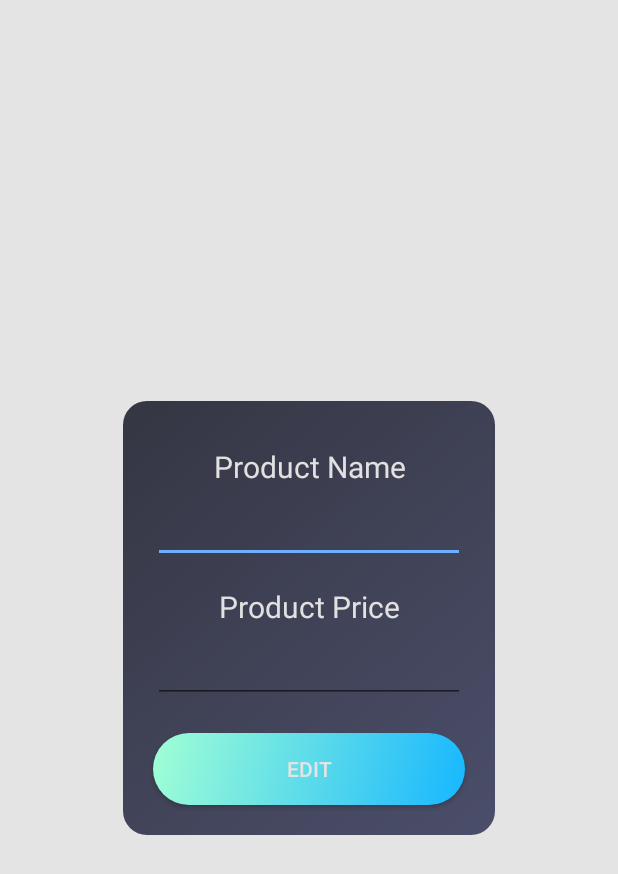
After one commit to druit/Wallet-Analyzer, an Android app: the layout edit_receipt_popup.xml on its own in the app's theme, with its tools: preview values and no code run, on a phone screen of 412 x 824 dp. The commit adds this screen. Shown: the top 874 px of the screen. Run offline under Robolectric (Android 15) with nearby library versions, the phone set to English and light mode, and no system bars.

Commit message:
Open #39 Edit receipt items from the popUp listView

```diff
--- a/app/src/main/java/Adapters/ItemAdapter.java
+++ b/app/src/main/java/Adapters/ItemAdapter.java
@@ -26,6 +26,7 @@ public class ItemAdapter extends ArrayAdapter<String> {
         this.itemArrayList = itemArrayList;
     }
 
+    @Override
     public View getView(int position, View view, ViewGroup parent) {
         LayoutInflater inflater = context.getLayoutInflater();
         @SuppressLint("ViewHolder") View rowView = inflater.inflate(R.layout.mylist, null, true);
@@ -41,6 +42,7 @@ public class ItemAdapter extends ArrayAdapter<String> {
         return rowView;
     }
 
+    @Override
     public void notifyDataSetChanged() {
         super.notifyDataSetChanged();
     }
--- /dev/null
+++ b/app/src/main/res/layout/edit_receipt_popup.xml
@@ -0,0 +1,73 @@
+<?xml version="1.0" encoding="utf-8"?>
+<LinearLayout xmlns:android="http://schemas.android.com/apk/res/android"
+    android:id="@+id/popup_linear_layout"
+    android:layout_width="match_parent"
+    android:layout_height="match_parent"
+    android:background="@color/colorWhite"
+    android:gravity="center"
+    android:orientation="vertical">
+
+    <LinearLayout xmlns:android="http://schemas.android.com/apk/res/android"
+        android:layout_width="wrap_content"
+        android:layout_height="wrap_content"
+        android:background="@drawable/listview_background"
+        android:orientation="vertical">
+
+        <TextView
+            android:id="@+id/product_name_text_view"
+            android:layout_width="match_parent"
+            android:layout_height="wrap_content"
+            android:layout_marginTop="30dp"
+            android:paddingStart="60dp"
+            android:paddingEnd="60dp"
+            android:text="Product Name"
+            android:textAlignment="center"
+            android:textColor="#E1E1E1"
+            android:textSize="20sp" />
+
+        <EditText
+            android:id="@+id/product_name_edit_text"
+            android:layout_width="match_parent"
+            android:layout_height="wrap_content"
+            android:layout_marginStart="20dp"
+            android:layout_marginTop="5dp"
+            android:layout_marginEnd="20dp"
+            android:autofillHints="Product Name"
+            android:inputType="text"
+            android:textColor="@color/colorWhite" />
+
+        <TextView
+            android:id="@+id/product_price_text_view"
+            android:layout_width="match_parent"
+            android:layout_height="wrap_content"
+            android:layout_marginTop="15dp"
+            android:text="Product Price"
+            android:textAlignment="center"
+            android:textColor="#E1E1E1"
+            android:textSize="20sp" />
+
+        <EditText
+            android:id="@+id/product_price_edit_text"
+            android:layout_width="match_parent"
+            android:layout_height="wrap_content"
+            android:layout_marginStart="20dp"
+            android:layout_marginTop="5dp"
+            android:layout_marginEnd="20dp"
+            android:layout_marginBottom="20dp"
+            android:autofillHints="Product Price"
+            android:inputType="numberDecimal"
+            android:textColor="@color/colorWhite" />
+
+        <Button
+            android:id="@+id/finish_edit_button"
+            android:layout_width="match_parent"
+            android:layout_height="wrap_content"
+            android:layout_marginStart="20dp"
+            android:layout_marginEnd="20dp"
+            android:layout_marginBottom="20dp"
+            android:background="@drawable/button_background_2"
+            android:text="Edit" />
+
+    </LinearLayout>
+
+</LinearLayout>
```
Also changed, not shown: app/src/main/java/data_class/Receipt.java (+9 -0 lines), app/src/main/java/gr/ict/wallet_analyzer/activities/MainActivity.java (+96 -17 lines).
